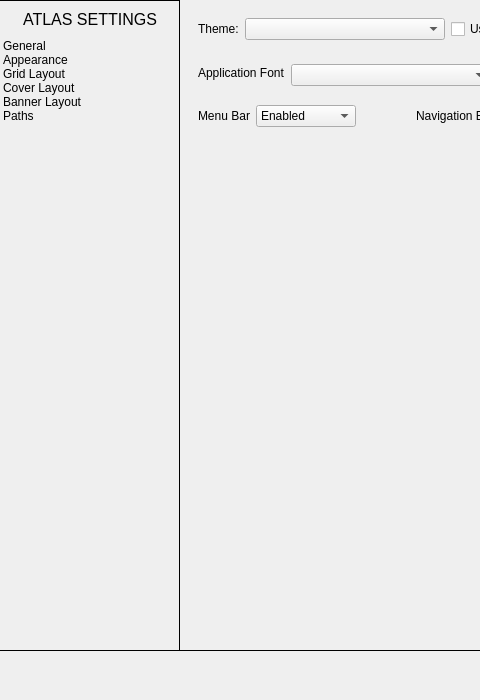
Before: the Qt Designer form atlas/ui/dialog/SettingsDialog.ui in KJNeko/Atlas, drawn with Qt 5; both pictures show x 0 to 480 and y 0 to 700 of the 1100 by 700 pixel window.
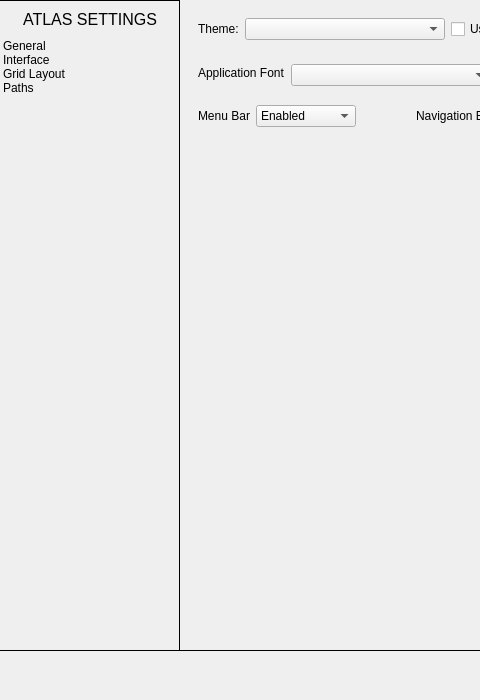
After: the same form once the commit is applied. Icons and pictures are not drawn.

Commit message: Fixed issue with detail view layout. Now scales properly

The edit to the form file:
```diff
--- a/atlas/ui/dialog/SettingsDialog.ui
+++ b/atlas/ui/dialog/SettingsDialog.ui
@@ -136,7 +136,7 @@
         </item>
         <item>
          <property name="text">
-          <string>Appearance</string>
+          <string>Interface</string>
          </property>
         </item>
         <item>
@@ -144,16 +144,6 @@
           <string>Grid Layout</string>
          </property>
         </item>
-        <item>
-         <property name="text">
-          <string>Cover Layout</string>
-         </property>
-        </item>
-        <item>
-         <property name="text">
-          <string>Banner Layout</string>
-         </property>
-        </item>
         <item>
          <property name="text">
           <string>Paths</string>
```
Left out of the diff: 26 changed lines with no effect on the pictures. The commit also changes 5 other files.
